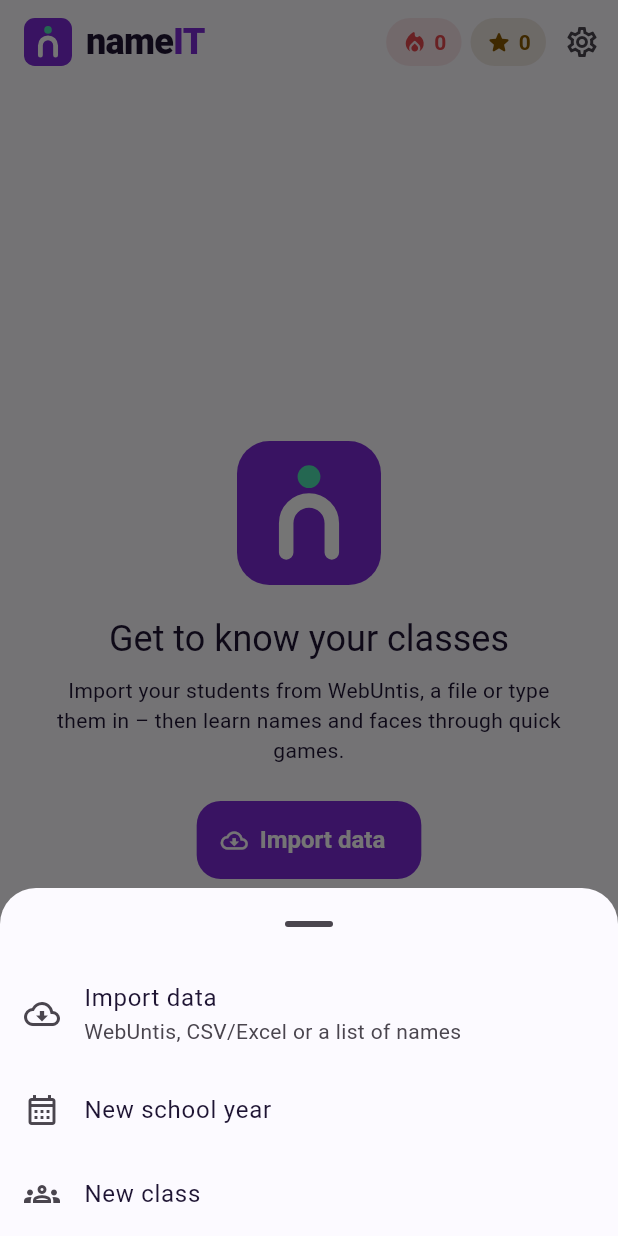
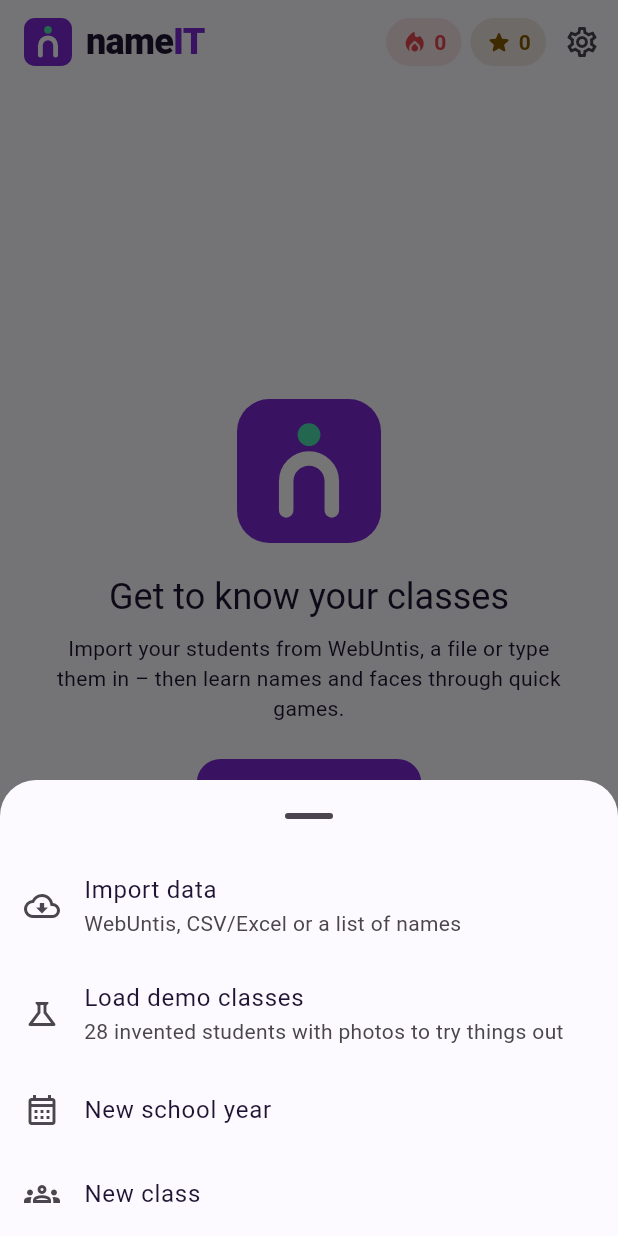
Before and after one commit to lukasdiem/nameit, a Flutter app: the screen it shows after launch, after a tap on the "add" icon, on a phone screen of 412 x 824 dp. Run offline on Flutter 3.47's test engine with Material 3 defaults, Android fonts, the phone set to English and light mode, and no system bars; our stand-ins replace csv, file_picker, flutter_secure_storage, image_picker, package_info_plus; missing offline and left inert: excel, mobile_scanner.

Commit message:
Load the demo class in one tap; show the version in Settings
- The demo class from the docs (3B and 4A, 28 invented students with
  avatars) is bundled with the app. Empty home screen: "Try it with demo
  classes first"; later: + → Load demo classes. It goes into a separate
  school year "Demo", photos attached, no duplicates on reload.
- Settings ends with "nameIT <version> · build <n>" (package_info_plus).
- Saves of the data file now run one after another, so quick successive
  changes (e.g. several classes in an import) can't race.
- APK builds now also run when the demo data changes, since it ships in
  the app. Docs updated; test checks every demo avatar is bundled.

Co-Authored-By: Claude Opus 5.5 <noreply@anthropic.com>
Claude-Session: https://claude.ai/code/session_016rVZg9ThBf5R6B1ws6LLMA

```diff
--- a/lib/data/app_store.dart
+++ b/lib/data/app_store.dart
@@ -94,9 +94,13 @@ class AppStore extends ChangeNotifier {
     await tmp.rename(_dataFile.path);
   }
 
+  /// Saves run one after another: two at once would race for the same
+  /// temp file (e.g. an import that adds several classes in a row).
+  Future<void> _saving = Future.value();
+
   void _changed() {
     notifyListeners();
-    _save();
+    _saving = _saving.then((_) => _save()).catchError((Object e) => debugPrint('Could not save: $e'));
   }
 
   String newId() =>
--- a/lib/l10n/strings.dart
+++ b/lib/l10n/strings.dart
@@ -34,6 +34,11 @@ const _strings = <String, Map<String, String>>{
     'welcomeText': 'Importiere deine Schüler:innen aus WebUntis, einer Datei oder tippe sie ein – dann lernst du Namen und Gesichter spielerisch.',
     'importData': 'Daten importieren',
     'importDataSub': 'WebUntis, CSV/Excel oder Namensliste',
+    'demoLoad': 'Demo-Klassen laden',
+    'demoLoadSub': '28 erfundene Schüler:innen mit Fotos zum Ausprobieren',
+    'demoTry': 'Erst mit Demo-Klassen ausprobieren',
+    'demoLoaded': 'Demo-Klassen {names} geladen (Schuljahr „Demo“)',
+    'versionLine': 'nameIT {v} · Build {b}',
     'newYear': 'Neues Schuljahr',
     'newClass': 'Neue Klasse',
     'noClassesYet': 'Noch keine Klassen',
@@ -235,6 +240,11 @@ const _strings = <String, Map<String, String>>{
     'welcomeText': 'Import your students from WebUntis, a file or type them in – then learn names and faces through quick games.',
     'importData': 'Import data',
     'importDataSub': 'WebUntis, CSV/Excel or a list of names',
+    'demoLoad': 'Load demo classes',
+    'demoLoadSub': '28 invented students with photos to try things out',
+    'demoTry': 'Try it with demo classes first',
+    'demoLoaded': 'Demo classes {names} loaded (school year "Demo")',
+    'versionLine': 'nameIT {v} · build {b}',
     'newYear': 'New school year',
     'newClass': 'New class',
     'noClassesYet': 'No classes yet',
--- /dev/null
+++ b/lib/services/demo_data.dart
@@ -0,0 +1,41 @@
+import 'package:flutter/services.dart';
+
+import '../data/app_store.dart';
+
+/// The demo class from the documentation (docs/demo): 28 invented students in
+/// classes 3B and 4A with drawn avatars. Bundled with the app, so it can be
+/// tried without any real student data.
+class DemoData {
+  static const csvAsset = 'docs/demo/demo-classes.csv';
+  static const avatarDir = 'docs/demo/avatars';
+
+  /// Name of the school year the demo classes go into – kept apart from real
+  /// classes, and deleted in one go via the school year's menu.
+  static const yearName = 'Demo';
+
+  /// Loads the demo classes with photos. Loading twice doesn't duplicate
+  /// anything. Returns the class names.
+  static Future<List<String>> load(AppStore store) async {
+    final csv = await rootBundle.loadString(csvAsset);
+    final year = store.addYear(yearName);
+    final classIds = <String, String>{};
+
+    // Klasse;Nachname;Vorname;Foto
+    for (final line in csv.split('\n').skip(1)) {
+      final c = line.trim().split(';');
+      if (c.length < 4 || c[0].isEmpty) continue;
+      final classId = classIds[c[0]] ??= store.addClass(year.id, c[0]).id;
+      final s = store.upsertStudent(classId: classId, firstName: c[2], lastName: c[1], notify: false);
+      if (!s.hasPhoto) {
+        try {
+          final bytes = await rootBundle.load('$avatarDir/${c[3]}');
+          await store.setPhoto(s, bytes.buffer.asUint8List(), notify: false);
+        } catch (_) {
+          // A missing picture just leaves this student without a photo.
+        }
+      }
+    }
+    store.commit();
+    return classIds.keys.toList();
+  }
+}
--- a/lib/ui/screens/home_screen.dart
+++ b/lib/ui/screens/home_screen.dart
@@ -4,6 +4,7 @@ import 'package:provider/provider.dart';
 import '../../data/app_store.dart';
 import '../../l10n/strings.dart';
 import '../../models/models.dart';
+import '../../services/demo_data.dart';
 import '../dialogs.dart';
 import '../theme.dart';
 import '../widgets/learning_bar.dart';
@@ -82,6 +83,12 @@ class HomeScreen extends StatelessWidget {
             onTap: () => Navigator.pop(ctx, 'import'),
           ),
           ListTile(
+            leading: const Icon(Icons.science_outlined),
+            title: Text(ctx.tr('demoLoad')),
+            subtitle: Text(ctx.tr('demoLoadSub')),
+            onTap: () => Navigator.pop(ctx, 'demo'),
+          ),
+          ListTile(
             leading: const Icon(Icons.calendar_month_outlined),
             title: Text(ctx.tr('newYear')),
             onTap: () => Navigator.pop(ctx, 'year'),
@@ -99,6 +106,8 @@ class HomeScreen extends StatelessWidget {
     switch (choice) {
       case 'import':
         _openImport(context);
+      case 'demo':
+        await loadDemo(context);
       case 'year':
         {
           final name = await askText(context, title: context.tr('newYear'), hint: defaultYearName());
@@ -117,6 +126,12 @@ class HomeScreen extends StatelessWidget {
         }
     }
   }
+}
+
+/// Loads the demo classes and says which ones were added.
+Future<void> loadDemo(BuildContext context) async {
+  final names = await DemoData.load(context.read<AppStore>());
+  if (context.mounted) toast(context, context.tr('demoLoaded', {'names': names.join(', ')}));
 }
 
 /// "2026/27" for the school year that contains today (starts in September).
@@ -265,6 +280,12 @@ class _EmptyState extends StatelessWidget {
               icon: const Icon(Icons.cloud_download_outlined),
               label: Text(context.tr('importData')),
             ),
+            const SizedBox(height: 8),
+            TextButton.icon(
+              onPressed: () => loadDemo(context),
+              icon: const Icon(Icons.science_outlined),
+              label: Text(context.tr('demoTry')),
+            ),
           ]),
         ),
       );
--- a/pubspec.yaml
+++ b/pubspec.yaml
@@ -21,6 +21,7 @@ dependencies:
   excel: ^4.0.6
   flutter_secure_storage: ^11.2.0
   mobile_scanner: ^7.0.1
+  package_info_plus: ^10.0.0
 
 dev_dependencies:
   flutter_test:
@@ -33,6 +34,10 @@ dev_dependencies:
 
 flutter:
   uses-material-design: true
+  # The demo class from the documentation, loadable from the home screen.
+  assets:
+    - docs/demo/demo-classes.csv
+    - docs/demo/avatars/
 
 # App icon for Android and iOS. Generated into android/ and ios/ by
 #   dart run flutter_launcher_icons
```
Also changed, not shown: lib/ui/screens/settings_screen.dart (+14 -0 lines), screenshot_test/screenshots_test.dart (+9 -0 lines), 5 other files.
